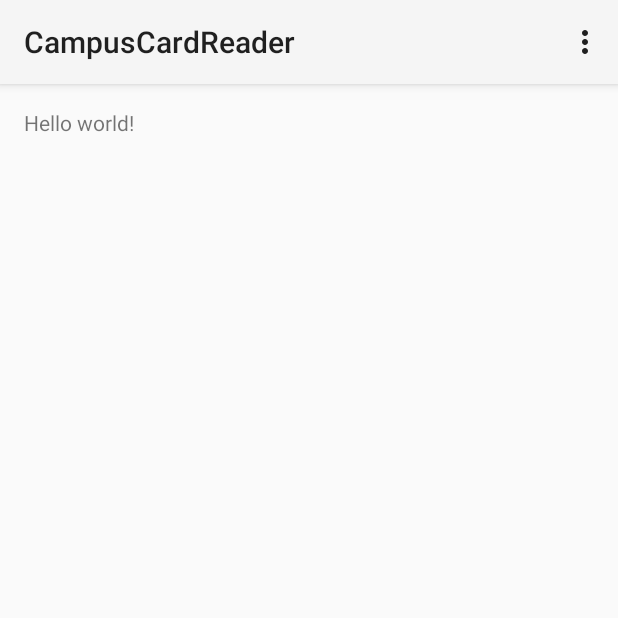
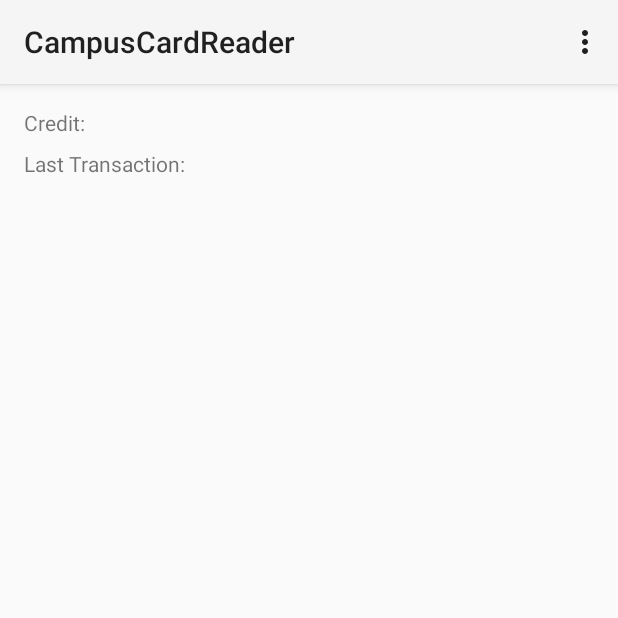
Before and after one commit to ueman/CampusCardReader, an Android app: the screen it shows after launch (MainActivity), on a phone screen of 412 x 824 dp, the top half of it. Run offline under Robolectric (Android 15) with nearby library versions, the phone set to English and light mode, and no system bars.

Commit message:
some clean up
- Removed an unnecessary class
- added an icon
- some code clean up

```diff
--- a/app/src/main/java/de/lazyheroproductions/campuscardreader/CardReaderIntentService.java
+++ b/app/src/main/java/de/lazyheroproductions/campuscardreader/CardReaderIntentService.java
@@ -23,7 +23,6 @@ import android.nfc.Tag;
 import android.nfc.tech.IsoDep;
 import android.support.v4.content.LocalBroadcastManager;
 import android.util.Log;
-import android.widget.Toast;
 
 import java.io.IOException;
 
@@ -64,14 +63,13 @@ public class CardReaderIntentService extends IntentService {
             isodep.close();
         }catch(IOException e) {
             Log.w(this.getClass().getName(), "Failed to receive data");
-            Toast.makeText(this, "Failed to read the nfc tag", Toast.LENGTH_SHORT).show();
         }
         sendBroadcast();
     }
 
     private void sendBroadcast(){
         Intent intent = new Intent(CardReaderIntentService.CAMPUS_CARD_INTENT);
-        if(creditBytes[0]==0&&lastTransactionBytes[0]==0){
+        if(creditBytes!= null && lastTransactionBytes != null && creditBytes[0] == 0 && lastTransactionBytes[0] == 0){
             intent.putExtra(CardReaderIntentService.CREDIT, formatCredit(creditBytes));
             intent.putExtra(CardReaderIntentService.LAST_TRANSACTION, formatTransaction(lastTransactionBytes));
             intent.putExtra(CardReaderIntentService.ERROR, false);
--- a/app/src/main/res/layout/activity_main.xml
+++ b/app/src/main/res/layout/activity_main.xml
@@ -13,7 +13,7 @@
 <!--    limitations under the License.                                         -->
 
 
-<RelativeLayout
+<LinearLayout
     xmlns:android="http://schemas.android.com/apk/res/android"
     xmlns:tools="http://schemas.android.com/tools"
     tools:context=".MainActivity"
@@ -22,12 +22,20 @@
     android:paddingLeft="@dimen/activity_horizontal_margin"
     android:paddingRight="@dimen/activity_horizontal_margin"
     android:paddingTop="@dimen/activity_vertical_margin"
-    android:paddingBottom="@dimen/activity_vertical_margin" >
+    android:paddingBottom="@dimen/activity_vertical_margin"
+    android:orientation="vertical">
 
     <TextView
-        android:text="@string/hello_world"
-        android:id="@+id/hello_world"
+        android:text="@string/credit"
+        android:id="@+id/credit"
+        android:layout_width="wrap_content"
+        android:layout_height="wrap_content"
+        android:layout_marginBottom="8dp"/>
+
+    <TextView
+        android:text="@string/last_transaction"
+        android:id="@+id/last_transaction"
         android:layout_width="wrap_content"
         android:layout_height="wrap_content" />
 
-</RelativeLayout>
+</LinearLayout>
--- a/app/src/main/res/values/strings.xml
+++ b/app/src/main/res/values/strings.xml
@@ -1,8 +1,23 @@
 <?xml version="1.0" encoding="utf-8"?>
+<!--    Copyright 2014 Jonas Uekoetter                                         -->
+
+<!--    Licensed under the Apache License,Version2.0(the"License");            -->
+<!--    you may not use this file except in compliance with the License.       -->
+<!--    You may obtain a copy of the License at                                -->
+
+<!--    http://www.apache.org/licenses/LICENSE-2.0                             -->
+
+<!--    Unless required by applicable law or agreed to in writing,software     -->
+<!--    distributed under the License is distributed on an"AS IS"BASIS,        -->
+<!--    WITHOUT WARRANTIES OR CONDITIONS OF ANY KIND,either express or implied.-->
+<!--    See the License for the specific language governing permissions and    -->
+<!--    limitations under the License.                                         -->
 <resources>
 
     <string name="app_name">CampusCardReader</string>
     <string name="hello_world">Hello world!</string>
     <string name="action_settings">Settings</string>
+    <string name="credit">Credit:</string>
+    <string name="last_transaction">Last Transaction:</string>
 
 </resources>
```
Also changed, not shown: app/src/main/java/de/lazyheroproductions/campuscardreader/MainActivity.java (+16 -5 lines), app/src/main/java/de/lazyheroproductions/campuscardreader/SampleCardReader.java (deleted, +0 -154 lines), app/src/main/res/drawable-hdpi/ic_launcher.png, app/src/main/res/drawable-mdpi/ic_launcher.png, app/src/main/res/drawable-xhdpi/ic_launcher.png, app/src/main/res/drawable-xxhdpi/ic_launcher.png, app/src/main/res/drawable-xxxhdpi/ic_launcher.png (added), 3 other files.
